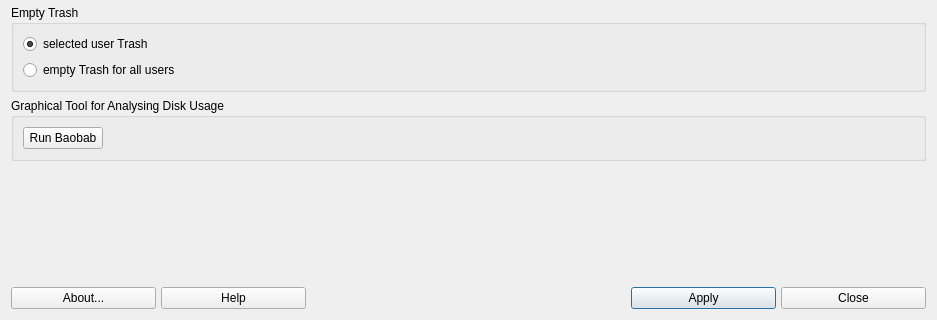
Before: the Qt Designer form mainwindow.ui in MX-Linux/mx-cleanup, drawn with Qt 5; both pictures show x 0 to 937 and y 380 to 700 of the 937 by 700 pixel window.
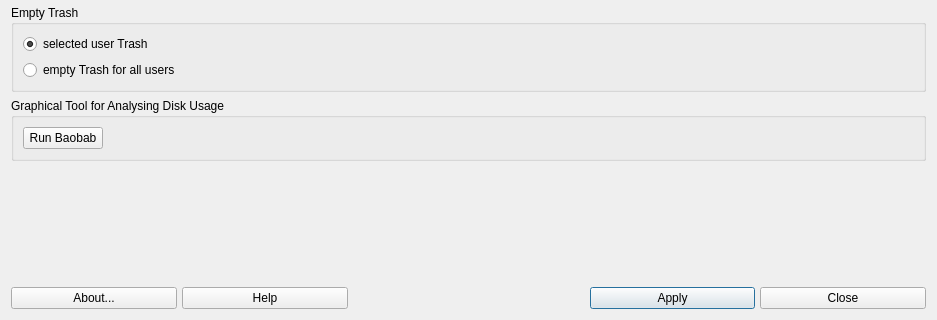
After: the same form once the commit is applied. Icons and pictures are not drawn.

The edit to the form file:
```diff
--- a/mainwindow.ui
+++ b/mainwindow.ui
@@ -334,7 +334,7 @@
        </property>
        <property name="sizeHint" stdset="0">
         <size>
-         <width>183</width>
+         <width>100</width>
          <height>20</height>
         </size>
        </property>
```
Left out of the diff: 3 changed lines with no effect on the pictures.
